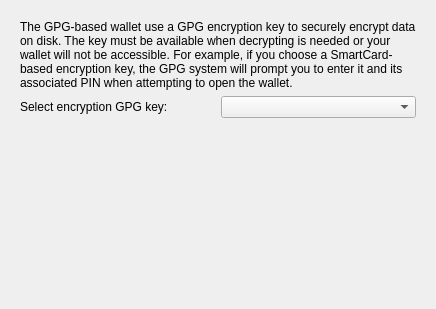
Above: kwalletd/kwalletwizardpagegpgkey.ui from KDE/kde-runtime before the change. Below: the same form after it.
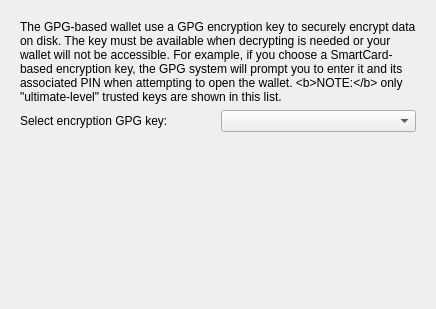
That is the form after the change.

Commit message: Add a note letting the user know that only fully trusted keys are shown

The edit to the form file:
```diff
--- a/kwalletd/kwalletwizardpagegpgkey.ui
+++ b/kwalletd/kwalletwizardpagegpgkey.ui
@@ -21,7 +21,7 @@
        <item>
         <widget class="QLabel" name="label_3">
          <property name="text">
-          <string>&lt;html&gt;&lt;head/&gt;&lt;body&gt;&lt;p&gt;The GPG-based wallet use a GPG encryption key to securely encrypt data on disk. The key must be available when decrypting is needed or your wallet will not be accessible. For example, if you choose a SmartCard-based encryption key, the GPG system will prompt you to enter it and its associated PIN when attempting to open the wallet.&lt;/p&gt;&lt;/body&gt;&lt;/html&gt;</string>
+          <string>&lt;html&gt;&lt;head/&gt;&lt;body&gt;&lt;p&gt;The GPG-based wallet use a GPG encryption key to securely encrypt data on disk. The key must be available when decrypting is needed or your wallet will not be accessible. For example, if you choose a SmartCard-based encryption key, the GPG system will prompt you to enter it and its associated PIN when attempting to open the wallet. &amp;lt;b&amp;gt;NOTE:&amp;lt;/b&amp;gt; only &amp;quot;ultimate-level&amp;quot; trusted keys are shown in this list.&lt;/p&gt;&lt;/body&gt;&lt;/html&gt;</string>
          </property>
          <property name="wordWrap">
           <bool>true</bool>
```
The commit also changes 1 other file.
